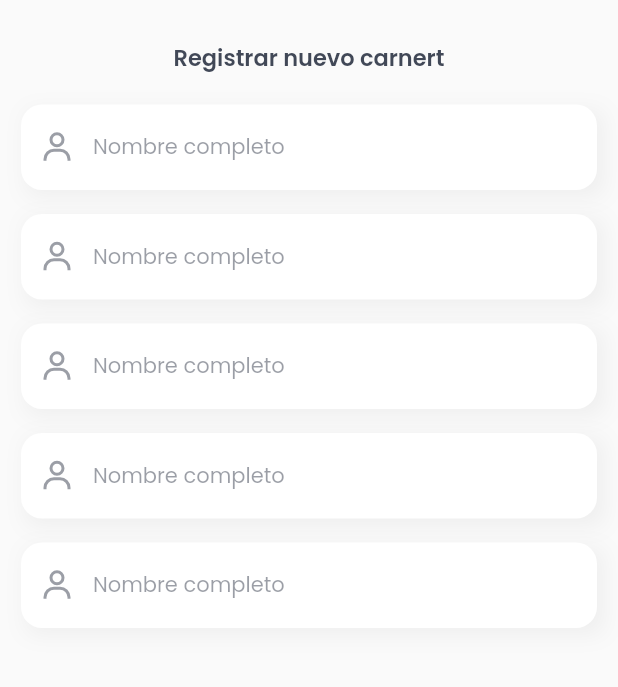
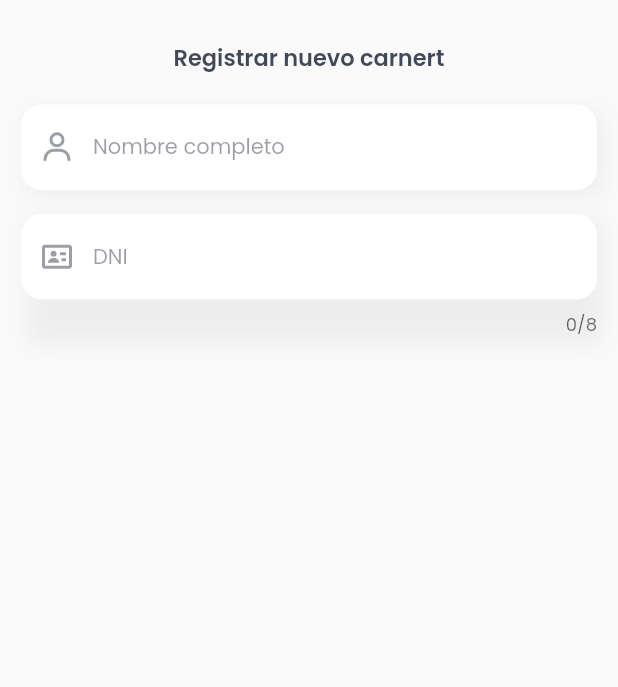
Before and after one commit to ehbarrionuevo/flutter_codigo_vacunapp, a Flutter app: the RegisterPage screen opened directly with empty values, on a phone screen of 412 x 824 dp, the part 65-752 px from its top. Run offline on Flutter 3.47's test engine with Material 2 defaults, Android fonts, the phone set to English and light mode, and no system bars; our stand-ins replace flutter_svg, google_fonts; missing offline and left inert: qr_code_scanner.

Commit message:
Register Page 2.5

```diff
--- a/lib/pages/register_page.dart
+++ b/lib/pages/register_page.dart
@@ -44,11 +44,17 @@ class RegisterPage extends StatelessWidget {
               const SizedBox(
                 height: 12.0,
               ),
-              TextFieldNormalWidget(),
-              TextFieldNormalWidget(),
-              TextFieldNormalWidget(),
-              TextFieldNormalWidget(),
-              TextFieldNormalWidget(),
+              TextFieldNormalWidget(
+                hintText: "Nombre completo",
+                icon: 'user',
+                isDNI: false,
+              ),
+              TextFieldNormalWidget(
+                hintText: "DNI",
+                icon: 'id-card',
+                isDNI: true,
+              ),
+
             ],
           ),
         ),
--- a/lib/ui/widgets/textfield_normal_widget.dart
+++ b/lib/ui/widgets/textfield_normal_widget.dart
@@ -1,14 +1,21 @@
-
-
 import 'package:flutter/material.dart';
 import 'package:flutter_codigo_vacunapp/ui/general/colors.dart';
 import 'package:flutter_svg/flutter_svg.dart';
 
 class TextFieldNormalWidget extends StatelessWidget {
+  String hintText;
+  String icon;
+  bool isDNI;
+
+  TextFieldNormalWidget({
+    required this.hintText,
+    required this.icon,
+    required this.isDNI,
+  });
 
   @override
   Widget build(BuildContext context) {
-    return  Container(
+    return Container(
       margin: const EdgeInsets.symmetric(vertical: 8.0),
       decoration: BoxDecoration(
         boxShadow: [
@@ -19,19 +26,20 @@ class TextFieldNormalWidget extends StatelessWidget {
         ],
       ),
       child: TextField(
+        keyboardType: isDNI ? TextInputType.number : null,
+        maxLength: isDNI ? 8 : null,
         style: TextStyle(
-            fontSize: 14.0,
-            color: kFontPrimaryColor.withOpacity(0.9)),
+            fontSize: 14.0, color: kFontPrimaryColor.withOpacity(0.9)),
         decoration: InputDecoration(
           filled: true,
           fillColor: Colors.white,
-          hintText: "Nombre completo",
+          hintText: hintText,
           hintStyle: TextStyle(
             fontSize: 14.0,
             color: kFontPrimaryColor.withOpacity(0.45),
           ),
           prefixIcon: SvgPicture.asset(
-            'assets/icons/user.svg',
+            'assets/icons/$icon.svg',
             fit: BoxFit.scaleDown,
             color: kFontPrimaryColor.withOpacity(0.45),
           ),
```
